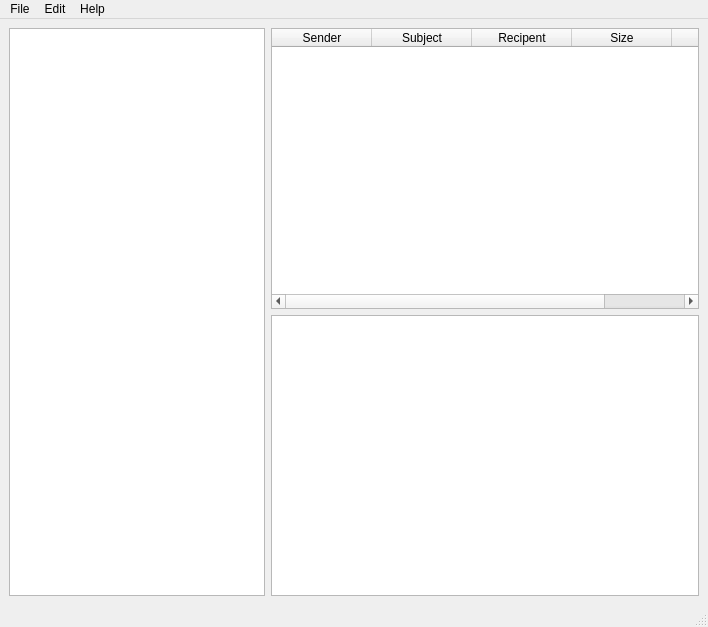
Old version of the form view/UI/MainWindow.ui in the repository Darnoker/mail-desktop.
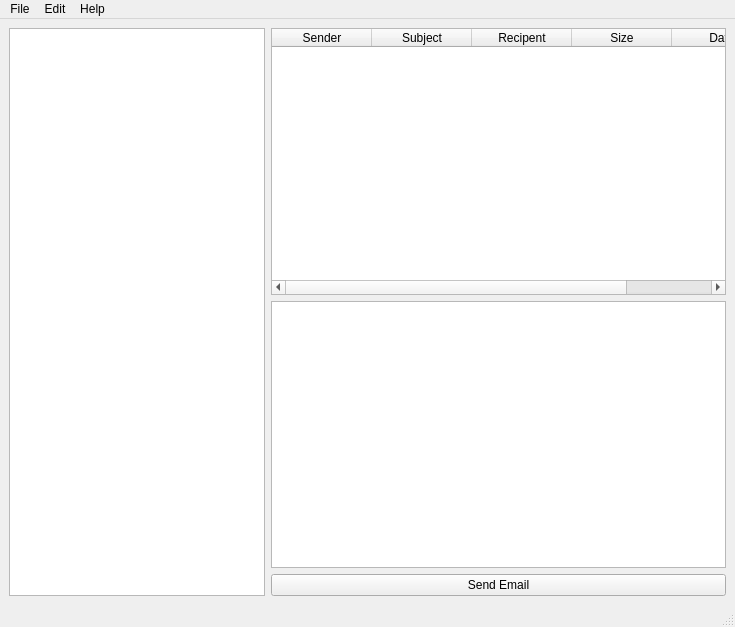
New version of the form.

Commit message: update MainWindowController with Send Email button

```diff
--- a/view/UI/MainWindow.ui
+++ b/view/UI/MainWindow.ui
@@ -6,10 +6,16 @@
    <rect>
     <x>0</x>
     <y>0</y>
-    <width>708</width>
+    <width>735</width>
     <height>627</height>
    </rect>
   </property>
+  <property name="sizePolicy">
+   <sizepolicy hsizetype="Preferred" vsizetype="Expanding">
+    <horstretch>0</horstretch>
+    <verstretch>0</verstretch>
+   </sizepolicy>
+  </property>
   <property name="windowTitle">
    <string>MainWindow</string>
   </property>
@@ -68,6 +74,13 @@
           </property>
          </widget>
         </item>
+        <item>
+         <widget class="QPushButton" name="sendEmailButton">
+          <property name="text">
+           <string>Send Email</string>
+          </property>
+         </widget>
+        </item>
        </layout>
       </item>
      </layout>
@@ -79,8 +92,8 @@
     <rect>
      <x>0</x>
      <y>0</y>
-     <width>708</width>
-     <height>21</height>
+     <width>735</width>
+     <height>26</height>
     </rect>
    </property>
    <widget class="QMenu" name="menuFile">
```
The commit also changes 1 other file.
